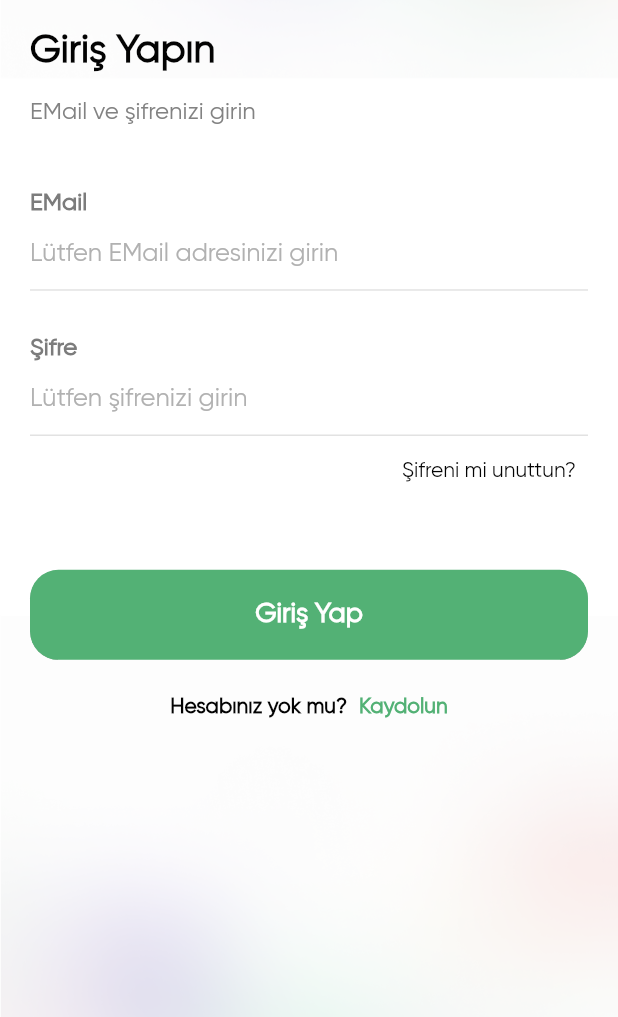
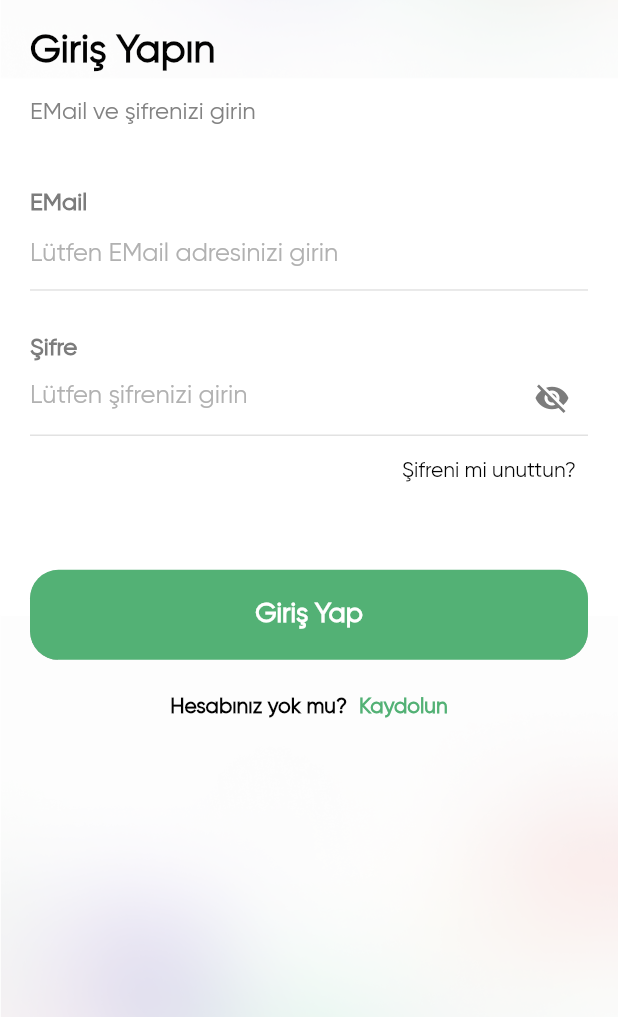
Before and after one commit to yusufakkobak34/flutter_groceries_app, a Flutter app: the LoginView screen opened directly, on a phone screen of 412 x 824 dp, the part 219-1236 px from its top. Run offline on Flutter 3.47's test engine with Material 2 defaults, Android fonts, the phone set to English and light mode, and no system bars; missing offline and left inert: fl_country_code_picker.

Commit message:
login view completed.

```diff
--- a/lib/view/login/login/login_view.dart
+++ b/lib/view/login/login/login_view.dart
@@ -13,6 +13,7 @@ class LoginView extends StatefulWidget {
 class _LoginViewState extends State<LoginView> {
   TextEditingController txtEmail = TextEditingController();
   TextEditingController txtPassword = TextEditingController();
+  bool isShow = false;
 
   @override
   Widget build(BuildContext context) {
@@ -87,6 +88,7 @@ class _LoginViewState extends State<LoginView> {
                       title: "EMail",
                       placeholder: "Lütfen EMail adresinizi girin",
                       controller: txtEmail,
+                      keyboardType: TextInputType.emailAddress,
                     ),
                     SizedBox(
                       height: media.width * 0.07,
@@ -95,6 +97,18 @@ class _LoginViewState extends State<LoginView> {
                       title: "Şifre",
                       placeholder: "Lütfen şifrenizi girin",
                       controller: txtPassword,
+                      obscureText: isShow,
+                      right: IconButton(
+                        onPressed: () {
+                          setState(() {
+                            isShow = !isShow;
+                          });
+                        },
+                        icon: Icon(
+                          !isShow ? Icons.visibility_off : Icons.visibility,
+                          color: TColor.textTitle,
+                        ),
+                      ),
                     ),
                     Row(
                       mainAxisAlignment: MainAxisAlignment.end,
```
